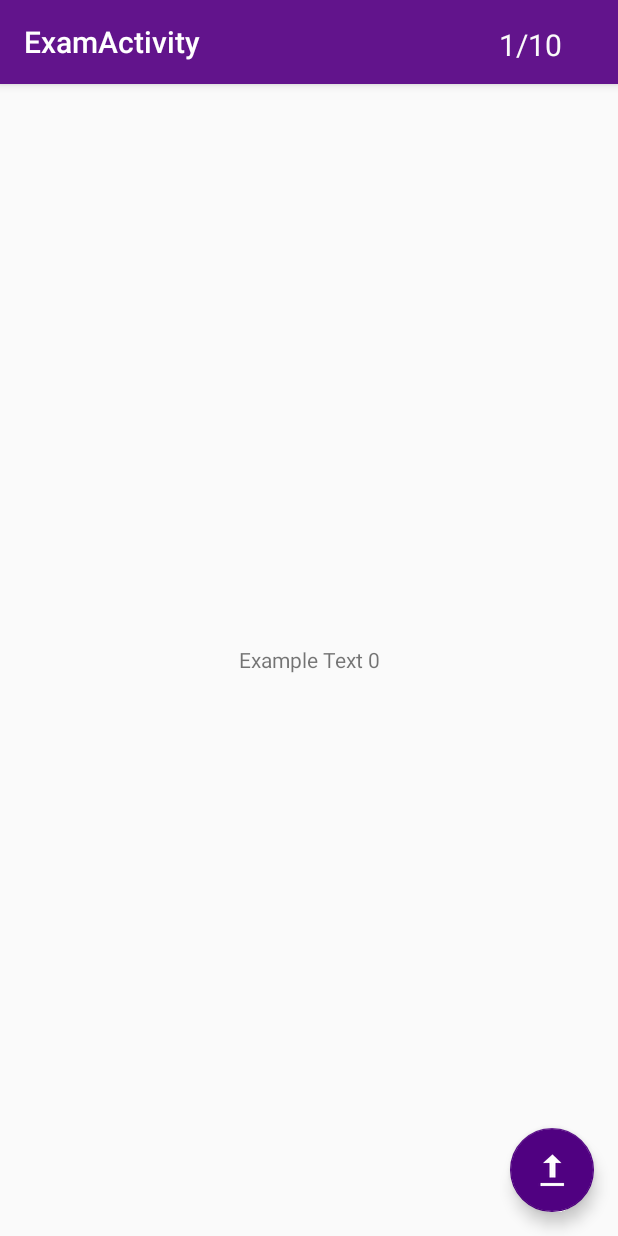
After one commit to wingor-software/MyLearn, an Android app: the ExamActivity screen opened directly, with no data from a screen before it, on a phone screen of 412 x 824 dp. The commit adds this screen. Run offline under Robolectric (Android 15) with nearby library versions, the phone set to English and light mode, and no system bars.

Commit message:
Zmieniono przyciski i dodano egzaminy

```diff
--- a/app/src/main/AndroidManifest.xml
+++ b/app/src/main/AndroidManifest.xml
@@ -22,6 +22,10 @@
         android:roundIcon="@mipmap/ic_launcher_round"
         android:supportsRtl="true"
         android:theme="@style/AppTheme">
+        <activity
+            android:name=".ExamActivity"
+            android:label="@string/title_activity_exam"
+            android:theme="@style/AppTheme.NoActionBar"></activity>
 
         <provider
             android:name="androidx.core.content.FileProvider"
--- /dev/null
+++ b/app/src/main/java/com/wingor_software/mylearn/ExamActivity.java
@@ -0,0 +1,113 @@
+package com.wingor_software.mylearn;
+
+import android.os.Bundle;
+import android.widget.TextView;
+
+import androidx.appcompat.app.AppCompatActivity;
+import androidx.appcompat.widget.Toolbar;
+import androidx.viewpager.widget.ViewPager;
+
+import com.google.android.material.tabs.TabLayout;
+
+import java.util.ArrayList;
+import java.util.HashSet;
+import java.util.Iterator;
+
+public class ExamActivity extends AppCompatActivity {
+
+//    private TabLayout mTabLayout;
+    private ViewPager mViewPager;
+    private PagerAdapter mPageAdapter;
+    private static TextView pageCount;
+    private static DataBaseHelper dataBaseHelper;
+    private static Examable[] examables;
+
+    @Override
+    protected void onCreate(Bundle savedInstanceState) {
+        super.onCreate(savedInstanceState);
+        setContentView(R.layout.activity_exam);
+        Toolbar toolbar = findViewById(R.id.toolbar);
+        try
+        {
+            toolbar.setTitle("Exam: " + MainActivity.getCurrentSubject().getSubjectName());
+        }
+        catch(Exception e)
+        {
+            e.printStackTrace();
+        }
+        setSupportActionBar(toolbar);
+        mPageAdapter = new PagerAdapter(getSupportFragmentManager());
+//        mTabLayout = (TabLayout) findViewById(R.id.tabLayout);
+        mViewPager = (ViewPager) findViewById(R.id.pager);
+        mViewPager.setAdapter(mPageAdapter);
+        pageCount = (TextView) findViewById(R.id.page_count);
+        dataBaseHelper = new DataBaseHelper(this);
+        examables = getExamableList(10);
+        mViewPager.addOnPageChangeListener(new ViewPager.OnPageChangeListener() {
+            @Override
+            public void onPageScrolled(int position, float positionOffset, int positionOffsetPixels) {
+                String str = (position + 1) + "/10";
+                pageCount.setText(str);
+            }
+
+            @Override
+            public void onPageSelected(int position) {
+
+            }
+
+            @Override
+            public void onPageScrollStateChanged(int state) {
+
+            }
+        });
+    }
+
+    public static TextView getPageCount() {
+        return pageCount;
+    }
+
+    public static Examable[] getExamableList(int size)
+    {
+        HashSet<Examable> examableHashSet = new HashSet<>();
+
+        if(SubjectActivity.getExamType() == ExamType.CARDS || SubjectActivity.getExamType() == ExamType.ALL)
+        {
+            try
+            {
+                ArrayList<Card> cards = new ArrayList<>(dataBaseHelper.getCardList(MainActivity.getCurrentSubject().getSubjectID()));
+                examableHashSet.addAll(cards);
+            }
+            catch(Exception e)
+            {
+                e.printStackTrace();
+            }
+        }
+
+        if (SubjectActivity.getExamType() == ExamType.QUESTIONS || SubjectActivity.getExamType() == ExamType.ALL)
+        {
+            try
+            {
+                ArrayList<Quiz> quizzes = new ArrayList<>(dataBaseHelper.getQuizList(MainActivity.getCurrentSubject().getSubjectID()));
+                examableHashSet.addAll(quizzes);
+            }
+            catch(Exception e)
+            {
+                e.printStackTrace();
+            }
+        }
+
+        Examable[] examablesTab = new Examable[size];
+        Iterator it = examableHashSet.iterator();
+        for (int i = 0; i < size; i++) {
+            if(it.hasNext())
+                examablesTab[i] = (Examable) it.next();
+            else
+                break;
+        }
+        return examablesTab;
+    }
+
+    public static Examable[] getExamables() {
+        return examables;
+    }
+}
--- /dev/null
+++ b/app/src/main/java/com/wingor_software/mylearn/Examable.java
@@ -0,0 +1,9 @@
+package com.wingor_software.mylearn;
+
+import android.content.Context;
+import android.widget.LinearLayout;
+
+public interface Examable
+{
+    LinearLayout getLayoutToDisplay(Context context);
+}
--- /dev/null
+++ b/app/src/main/java/com/wingor_software/mylearn/MyFragment.java
@@ -0,0 +1,53 @@
+package com.wingor_software.mylearn;
+
+import android.os.Bundle;
+import android.view.Gravity;
+import android.view.LayoutInflater;
+import android.view.View;
+import android.view.ViewGroup;
+import android.widget.LinearLayout;
+import android.widget.TextView;
+
+import androidx.annotation.NonNull;
+import androidx.annotation.Nullable;
+import androidx.fragment.app.Fragment;
+
+public class MyFragment extends Fragment
+{
+    private static final String ARG_PAGE = "arg_page";
+
+    public MyFragment()
+    {
+
+    }
+
+    public static MyFragment newInstance(int pageNumber)
+    {
+        MyFragment myFragment = new MyFragment();
+        Bundle arguments = new Bundle();
+        arguments.putInt(ARG_PAGE, pageNumber);
+        myFragment.setArguments(arguments);
+        return myFragment;
+    }
+
+    @Override
+    public View onCreateView(@NonNull LayoutInflater inflater, @Nullable ViewGroup container, @Nullable Bundle savedInstanceState) {
+        Bundle arguments = getArguments();
+        int pageNumber = arguments.getInt(ARG_PAGE);
+        Examable[] examables = ExamActivity.getExamables();
+        try
+        {
+            LinearLayout linearLayout = examables[pageNumber].getLayoutToDisplay(getActivity());
+            linearLayout.setGravity(Gravity.CENTER);
+
+            return linearLayout;
+        }
+        catch(Exception e)
+        {
+            TextView myText = new TextView(getActivity());
+            myText.setText("Example Text " + pageNumber);
+            myText.setGravity(Gravity.CENTER);
+            return myText;
+        }
+    }
+}
--- /dev/null
+++ b/app/src/main/java/com/wingor_software/mylearn/PagerAdapter.java
@@ -0,0 +1,30 @@
+package com.wingor_software.mylearn;
+
+import androidx.annotation.Nullable;
+import androidx.fragment.app.Fragment;
+import androidx.fragment.app.FragmentManager;
+import androidx.fragment.app.FragmentStatePagerAdapter;
+
+public class PagerAdapter extends FragmentStatePagerAdapter
+{
+    public PagerAdapter(FragmentManager fm) {
+        super(fm);
+    }
+
+    @Nullable
+    @Override
+    public CharSequence getPageTitle(int position) {
+        return super.getPageTitle(position);
+    }
+
+    @Override
+    public Fragment getItem(int position) {
+        MyFragment myFragment = MyFragment.newInstance(position);
+        return myFragment;
+    }
+
+    @Override
+    public int getCount() {
+        return 10;
+    }
+}
--- /dev/null
+++ b/app/src/main/res/layout/activity_exam.xml
@@ -0,0 +1,70 @@
+<?xml version="1.0" encoding="utf-8"?>
+<androidx.coordinatorlayout.widget.CoordinatorLayout xmlns:android="http://schemas.android.com/apk/res/android"
+    xmlns:app="http://schemas.android.com/apk/res-auto"
+    xmlns:tools="http://schemas.android.com/tools"
+    android:layout_width="match_parent"
+    android:layout_height="match_parent"
+    tools:context=".ExamActivity">
+
+    <com.google.android.material.appbar.AppBarLayout
+        android:layout_width="match_parent"
+        android:layout_height="wrap_content"
+        android:theme="@style/AppTheme.AppBarOverlay">
+
+        <LinearLayout
+            android:layout_width="match_parent"
+            android:layout_height="wrap_content"
+            android:orientation="horizontal"
+            android:gravity="center_vertical"
+            android:weightSum="1"
+            android:baselineAligned="false">
+
+           <LinearLayout
+               android:layout_width="wrap_content"
+               android:layout_height="wrap_content"
+               android:layout_weight="0.9">
+
+               <androidx.appcompat.widget.Toolbar
+                   android:id="@+id/toolbar"
+                   android:layout_width="wrap_content"
+                   android:layout_height="?attr/actionBarSize"
+                   android:background="?attr/colorPrimary"
+                   app:popupTheme="@style/AppTheme.PopupOverlay" />
+
+           </LinearLayout>
+
+            <LinearLayout
+                android:layout_width="wrap_content"
+                android:layout_height="match_parent"
+                android:layout_weight="0.1">
+
+                <TextView
+                    android:id="@+id/page_count"
+                    android:layout_width="match_parent"
+                    android:layout_height="?android:attr/actionBarSize"
+                    android:text="pageCount"
+                    android:textAlignment="center"
+                    android:textColor="@color/white"
+                    android:textSize="20sp"
+                    android:layout_marginTop="@dimen/fab_margin"
+                    android:theme="@style/AppTheme.PopupOverlay" />
+
+            </LinearLayout>
+
+        </LinearLayout>
+
+    </com.google.android.material.appbar.AppBarLayout>
+
+    <include layout="@layout/content_exam" />
+
+    <com.google.android.material.floatingactionbutton.FloatingActionButton
+        android:id="@+id/floatingActionButton"
+        android:layout_width="wrap_content"
+        android:layout_height="wrap_content"
+        android:layout_gravity="end|bottom"
+        android:layout_margin="@dimen/fab_margin"
+        android:clickable="true"
+        android:focusable="true"
+        app:srcCompat="@android:drawable/stat_sys_upload" />
+
+</androidx.coordinatorlayout.widget.CoordinatorLayout>
--- /dev/null
+++ b/app/src/main/res/layout/content_exam.xml
@@ -0,0 +1,43 @@
+<?xml version="1.0" encoding="utf-8"?>
+<androidx.constraintlayout.widget.ConstraintLayout xmlns:android="http://schemas.android.com/apk/res/android"
+    xmlns:app="http://schemas.android.com/apk/res-auto"
+    xmlns:tools="http://schemas.android.com/tools"
+    android:layout_width="match_parent"
+    android:layout_height="match_parent"
+    app:layout_behavior="@string/appbar_scrolling_view_behavior"
+    tools:context=".ExamActivity"
+    tools:showIn="@layout/activity_exam">
+
+    <!--<com.google.android.material.tabs.TabLayout-->
+        <!--android:id="@+id/tabLayout"-->
+        <!--android:layout_width="match_parent"-->
+        <!--android:layout_height="wrap_content"-->
+        <!--app:layout_constraintTop_toTopOf="parent"-->
+        <!--app:tabMode="fixed">-->
+
+        <!--<com.google.android.material.tabs.TabItem-->
+            <!--android:layout_width="wrap_content"-->
+            <!--android:layout_height="wrap_content"-->
+            <!--android:text="Monday" />-->
+
+        <!--<com.google.android.material.tabs.TabItem-->
+            <!--android:layout_width="wrap_content"-->
+            <!--android:layout_height="wrap_content"-->
+            <!--android:text="Tuesday" />-->
+
+        <!--<com.google.android.material.tabs.TabItem-->
+            <!--android:layout_width="wrap_content"-->
+            <!--android:layout_height="wrap_content"-->
+            <!--android:text="Wednesday" />-->
+    <!--</com.google.android.material.tabs.TabLayout>-->
+
+    <androidx.viewpager.widget.ViewPager
+        android:id="@+id/pager"
+        android:layout_width="match_parent"
+        android:layout_height="0dp"
+        app:layout_constraintBottom_toBottomOf="parent">
+        <!--app:layout_constraintTop_toBottomOf="@+id/tabLayout"-->
+
+
+    </androidx.viewpager.widget.ViewPager>
+</androidx.constraintlayout.widget.ConstraintLayout>
--- a/app/src/main/res/layout/content_subject.xml
+++ b/app/src/main/res/layout/content_subject.xml
@@ -35,6 +35,9 @@
             android:layout_width="match_parent"
             android:layout_height="wrap_content"
             android:layout_marginBottom="32dp"
+            android:layout_marginTop="10dp"
+            android:showDividers="middle"
+            android:divider="@drawable/button_divider"
             android:orientation="vertical">
 
         </LinearLayout>
```
Also changed, not shown: app/src/main/java/com/wingor_software/mylearn/Card.java (+26 -1 lines), app/src/main/java/com/wingor_software/mylearn/Quiz.java (+41 -1 lines), app/src/main/java/com/wingor_software/mylearn/SubjectActivity.java (+6 -6 lines), app/src/main/res/drawable/button_divider.xml (added, +7 -0 lines), app/src/main/res/drawable/subject_drawable_blue.xml (+40 -25 lines), app/src/main/res/drawable/subject_drawable_green.xml (+40 -25 lines), app/src/main/res/drawable/subject_drawable_purple.xml (+40 -25 lines), app/src/main/res/drawable/subject_drawable_red.xml (+40 -25 lines), app/src/main/res/drawable/subject_drawable_yellow.xml (+40 -25 lines), app/src/main/res/layout/content_main.xml (+6 -4 lines).
